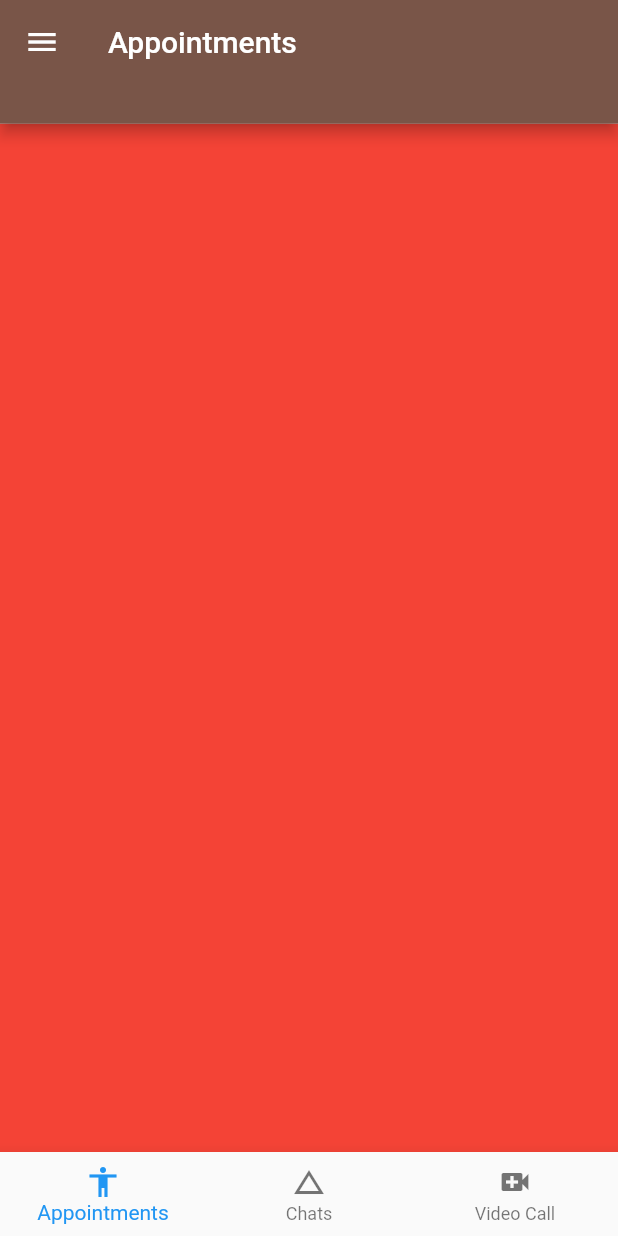
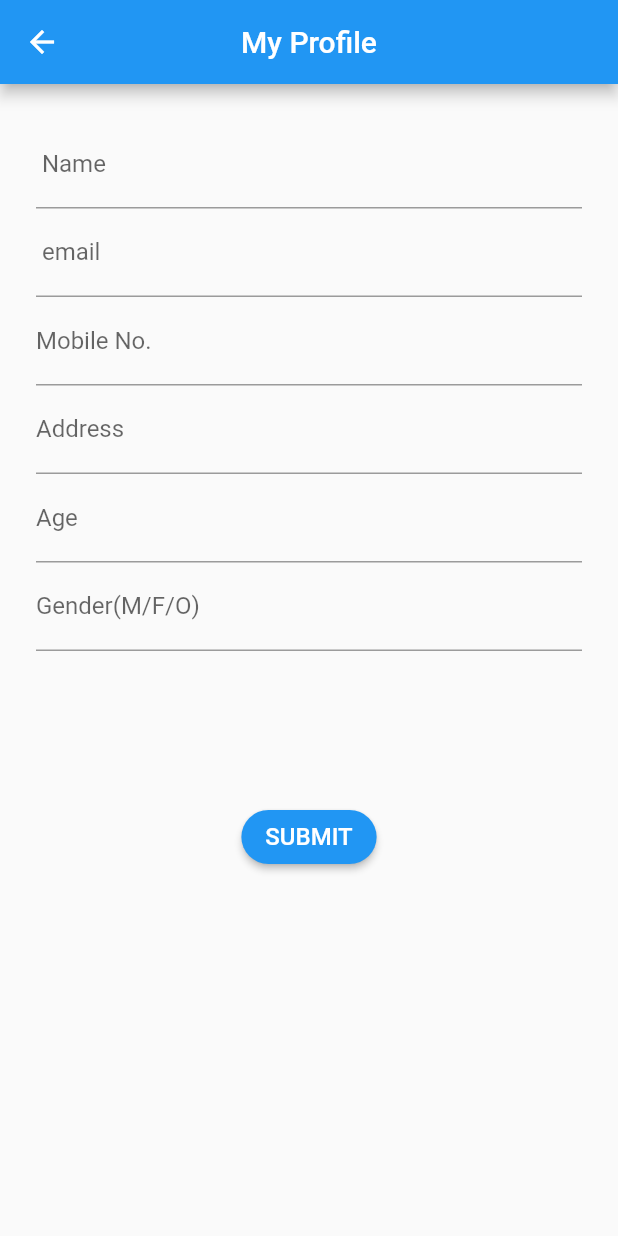
Before and after one commit to anjalisoni3655/AG-Healthcare, a Flutter app: the screen it shows after launch, after a tap on "Sign in with Google", on a phone screen of 412 x 824 dp. Run offline on Flutter 3.47's test engine with Material 2 defaults, Android fonts, the phone set to English and light mode, and no system bars; our stand-ins replace firebase_auth, google_sign_in; accounts and stored records are empty.

Commit message:
user_details

```diff
--- /dev/null
+++ b/healthapp/lib/authentication/user.dart
@@ -0,0 +1,15 @@
+class User{
+  String name;
+  String email;
+  int age;
+  String gender;
+  String address;
+  int phone;
+  User(this.name, this.email, this.age,
+      this.gender, this.address, this.phone);
+
+  @override
+  String toString() {
+    return '$name, $email, $age, $gender, $address, $phone';
+  }
+}
--- a/healthapp/lib/main.dart
+++ b/healthapp/lib/main.dart
@@ -1,7 +1,8 @@
 import 'package:flutter/material.dart';
 import 'package:healthapp/screens/login_screen.dart';
 import 'package:healthapp/screens/home_screen.dart';
-
+import 'package:healthapp/screens/user_details.dart';
+import 'package:healthapp/screens/profile.dart';
 
 void main() => runApp(MyApp());
 
@@ -17,8 +18,11 @@ class MyApp extends StatelessWidget {
         home: LoginPage(),
         // initialRoute: LoginPage.id,
         routes: {
+          UserForm.id: (context) => UserForm(),
           LoginPage.id: (context) => LoginPage(),
-          HomeScreen.id:(context)=>HomeScreen(),
+          HomeScreen.id: (context) => HomeScreen(),
+           Profile.id: (context) => Profile(),
+
         });
   }
 }
--- a/healthapp/lib/screens/login_screen.dart
+++ b/healthapp/lib/screens/login_screen.dart
@@ -1,6 +1,8 @@
 import 'package:flutter/material.dart';
 import 'package:healthapp/authentication/google_login.dart';
 import 'home_screen.dart';
+import 'user_details.dart';
+
 
 class LoginPage extends StatefulWidget {
   @override
@@ -36,7 +38,7 @@ class _LoginPageState extends State<LoginPage> {
           Navigator.of(context).push(
             MaterialPageRoute(
               builder: (context) {
-                return HomeScreen();
+                return UserForm();
               },
             ),
           );
--- /dev/null
+++ b/healthapp/lib/screens/profile.dart
@@ -0,0 +1,27 @@
+import 'package:flutter/material.dart';
+import 'package:healthapp/authentication/user.dart';
+class Profile extends StatelessWidget {
+  static const id ="profile";
+  User user;
+Profile({this.user});
+@override
+  Widget build(BuildContext context) {
+    return (Scaffold(
+      appBar: AppBar(title: Text('My Profile')),
+      body: Container(
+        margin: EdgeInsets.all(10.0),
+        child: Column(
+          crossAxisAlignment: CrossAxisAlignment.start,
+          children: <Widget>[
+            Text(user.name, style: TextStyle(fontSize: 22)),
+            Text(user.email, style: TextStyle(fontSize: 22)),
+            Text(user.address, style: TextStyle(fontSize: 22)),
+            Text(user.gender, style: TextStyle(fontSize: 22)),
+         //   Text(user.age, style: TextStyle(fontSize: 22)),
+          //  Text(user.phone, style: TextStyle(fontSize: 22)),
+          ],
+        ),
+      ),
+    ));
+  }
+}
--- /dev/null
+++ b/healthapp/lib/screens/user_details.dart
@@ -0,0 +1,230 @@
+import 'package:flutter/material.dart';
+import 'package:healthapp/screens/home_screen.dart';
+import 'package:healthapp/authentication/user.dart';
+
+String name;
+String email;
+String gender;
+String address;
+int age;
+int phone;
+
+String validateAge(String age) {
+  Pattern pattern = r'[.,|_]';
+  RegExp regex = RegExp(pattern);
+  if (age.isEmpty) {
+    return 'This field cannot be empty';
+  } else {
+    if (regex.hasMatch(age)) {
+      return 'Please enter a valid phone no.';
+    } else {
+      int num = int.parse(age);
+      if (num > 0 && num < 100) {
+        return null;
+      } else
+        return 'Please enter a valid age';
+    }
+  }
+}
+
+String validatePhone(String phone) {
+  Pattern pattern = r'[.,|_]';
+  RegExp regex = RegExp(pattern);
+  if (phone.isEmpty) {
+    return 'This field cannot be empty';
+  } else {
+    if (regex.hasMatch(phone)) {
+      return 'Please enter a valid phone no.';
+    } else {
+      int num = int.parse(phone);
+      if (num > 1000000000 && num < 9999999999) {
+        return null;
+      } else
+        return 'Please enter a valid phone no.';
+    }
+  }
+}
+
+String validateAddress(String value) {
+  if (value.isEmpty) {
+    return 'This Field cannot be empty';
+  } else if (value.contains(RegExp(r'[A-Z]')) ||
+      value.contains(RegExp(r'[a-z]')) ||
+      value.contains(RegExp(r'-,/\\()'))) {
+    return null;
+  } else {
+    return 'Please enter a valid address';
+  }
+}
+
+String validateEmail(String value) {
+  if (value.isEmpty) {
+    return 'This Field cannot be empty';
+  } else if (value.contains(RegExp(r'[A-Z]')) ||
+      value.contains(RegExp(r'[a-z]')) ||
+      value.contains(RegExp(r'-,/\\()'))) {
+    return null;
+  } else {
+    return 'Please enter a valid email';
+  }
+}
+
+String validateName(String value) {
+  if (value.isEmpty) {
+    return 'This Field cannot be empty';
+  } else if (value.contains(RegExp(r'[A-Z]')) ||
+      value.contains(RegExp(r'[a-z]'))) {
+    return null;
+  } else {
+    return 'Please enter a valid name';
+  }
+}
+
+String validateGender(String value) {
+  if (value.isEmpty) {
+    return 'This Field cannot be empty';
+  } else if (value == 'M' || value == 'F' || value == 'O') {
+    return null;
+  } else {
+    return 'Please enter a valid gender';
+  }
+}
+
+// Widget for getting , validating and storing User Address
+class UserForm extends StatefulWidget {
+  static const id = "user";
+  @override
+  _UserFormState createState() => _UserFormState();
+}
+
+class _UserFormState extends State<UserForm> {
+  final GlobalKey<FormState> _formKey = GlobalKey<FormState>();
+
+  Widget _buildAddress() {
+    return TextFormField(
+        decoration: InputDecoration(labelText: "Address"),
+        validator: validateAddress,
+        onSaved: (String value) {
+          address = value;
+        });
+  }
+
+  Widget _buildName() {
+    return TextFormField(
+        decoration: InputDecoration(labelText: " Name "),
+        validator: validateAddress,
+        onSaved: (String value) {
+          name = value;
+        });
+  }
+
+  Widget _buildAge() {
+    return TextFormField(
+        decoration: InputDecoration(labelText: "Age"),
+        validator: validateAge,
+        keyboardType: TextInputType.number,
+        onSaved: (String value) {
+          age = int.tryParse(value);
+        });
+  }
+
+  Widget _buildEmail() {
+    return TextFormField(
+        decoration: InputDecoration(labelText: " email "),
+        validator: validateEmail,
+        onSaved: (String value) {
+          email = value;
+        });
+  }
+
+  Widget _buildPhone() {
+    return TextFormField(
+        decoration: InputDecoration(labelText: "Mobile No."),
+        keyboardType: TextInputType.number,
+        validator: validatePhone,
+        onSaved: (String value) {
+          phone = int.tryParse(value);
+        });
+  }
+
+  Widget _buildGender() {
+    return TextFormField(
+        decoration: InputDecoration(labelText: "Gender(M/F/O)"),
+        validator: validateGender,
+        onSaved: (String value) {
+          gender = value;
+        });
+  }
+
+  @override
+  Widget build(BuildContext context) {
+    return Scaffold(
+      resizeToAvoidBottomPadding: false,
+      appBar: AppBar(
+        title: Text('My Profile'),
+        centerTitle: true,
+        //  backgroundColor: kAppbarColor,
+      ),
+      body: SingleChildScrollView(
+        child: Container(
+          margin: EdgeInsets.all(24),
+          child: Column(
+            children: <Widget>[
+              Form(
+                key: _formKey,
+                child: Column(
+                  mainAxisAlignment: MainAxisAlignment.center,
+                  children: <Widget>[
+                    _buildName(),
+                    _buildEmail(),
+                    _buildPhone(),
+                    _buildAddress(),
+                    _buildAge(),
+                    _buildGender(),
+                    SizedBox(height: 100),
+                    RaisedButton(
+                      key: Key('Submit'),
+                      color: Colors.blue,
+                      textColor: Colors.white,
+                      onPressed: () {
+                        if (!_formKey.currentState.validate()) {
+                          return;
+                        }
+                        // If the form is valid , all the values are saved in respective variables
+                        _formKey.currentState.save();
+                        User user = User(
+                          name,
+                          email,
+                          age,
+                          gender,
+                          address,
+                          phone,
+                        );
+                        //Available policies corresponding to the pincode is saved in list .
+
+                        Navigator.pushReplacementNamed(context, HomeScreen.id,
+                            arguments: {
+                              'user': user,
+                            });
+                      },
+                      shape: RoundedRectangleBorder(
+                          borderRadius: new BorderRadius.circular(30.0)),
+                      splashColor: Colors.blueGrey,
+                      child: Text(
+                        'SUBMIT',
+                        style: TextStyle(
+                          //color: Colors.black54,
+                          fontSize: 16,
+                        ),
+                      ),
+                    ),
+                  ],
+                ),
+              ),
+            ],
+          ),
+        ),
+      ),
+    );
+  }
+}
--- a/healthapp/pubspec.yaml
+++ b/healthapp/pubspec.yaml
@@ -30,6 +30,7 @@ dependencies:
   cupertino_icons: ^0.1.3
   firebase_auth: ^0.16.0
   google_sign_in: ^4.4.4
+  validators: ^2.0.1
 
 dev_dependencies:
   flutter_test:
```
Also changed, not shown: healthapp/lib/screens/drawer.dart (+20 -40 lines), healthapp/pubspec.lock.
